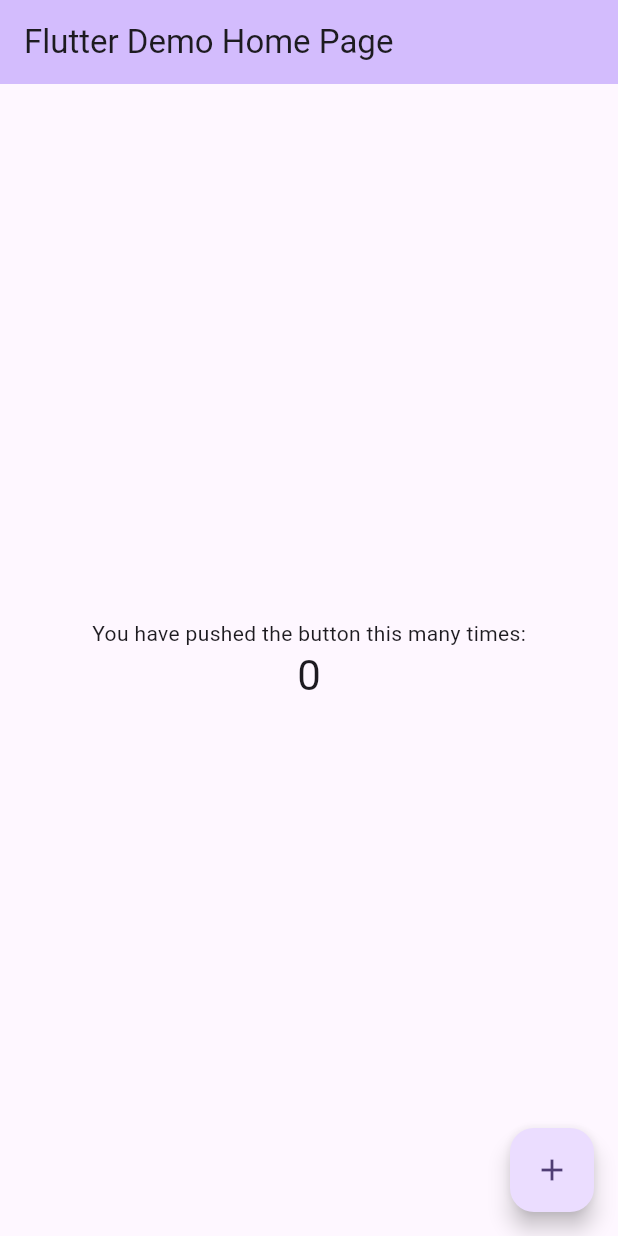
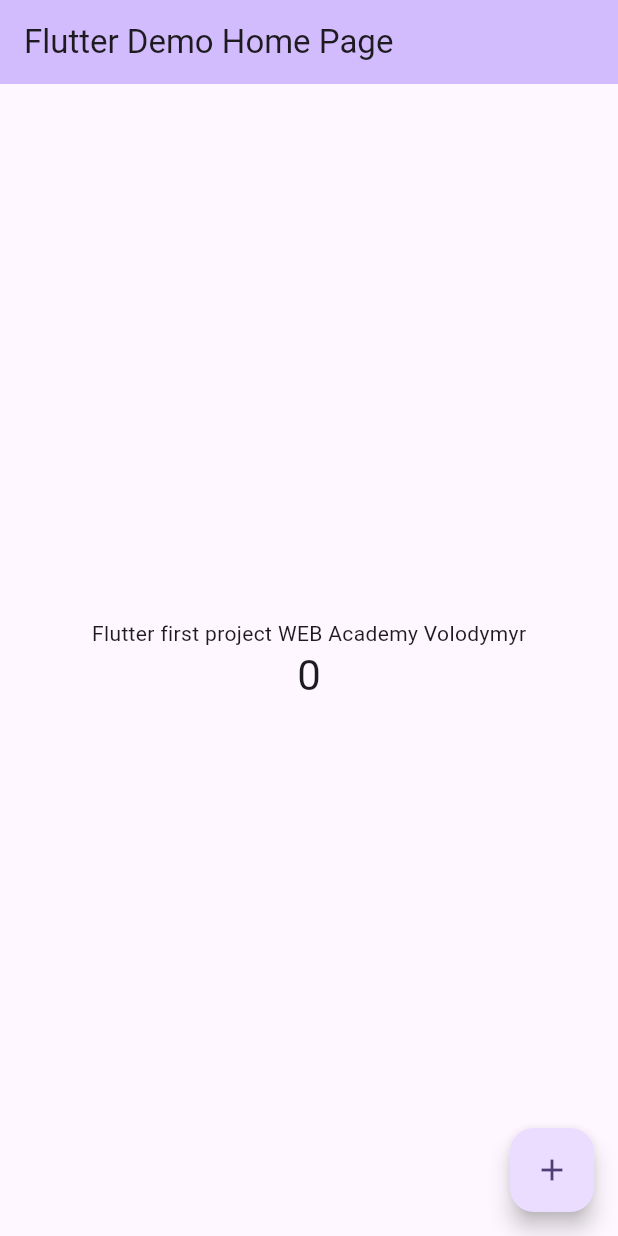
Before and after one commit to ponomarenko24/first_project, a Flutter app: the screen it shows after launch, on a phone screen of 412 x 824 dp. Run offline on Flutter 3.47's test engine with Material 3 defaults, Android fonts, the phone set to English and light mode, and no system bars.

Commit message:
Changed default text

```diff
--- a/lib/main.dart
+++ b/lib/main.dart
@@ -48,7 +48,7 @@ class _MyHomePageState extends State<MyHomePage> {
         child: Column(
           mainAxisAlignment: MainAxisAlignment.center,
           children: <Widget>[
-            const Text('You have pushed the button this many times:'),
+            const Text('Flutter first project WEB Academy Volodymyr'),
             Text(
               '$_counter',
               style: Theme.of(context).textTheme.headlineMedium,
```
Also changed, not shown: 1 other file.
